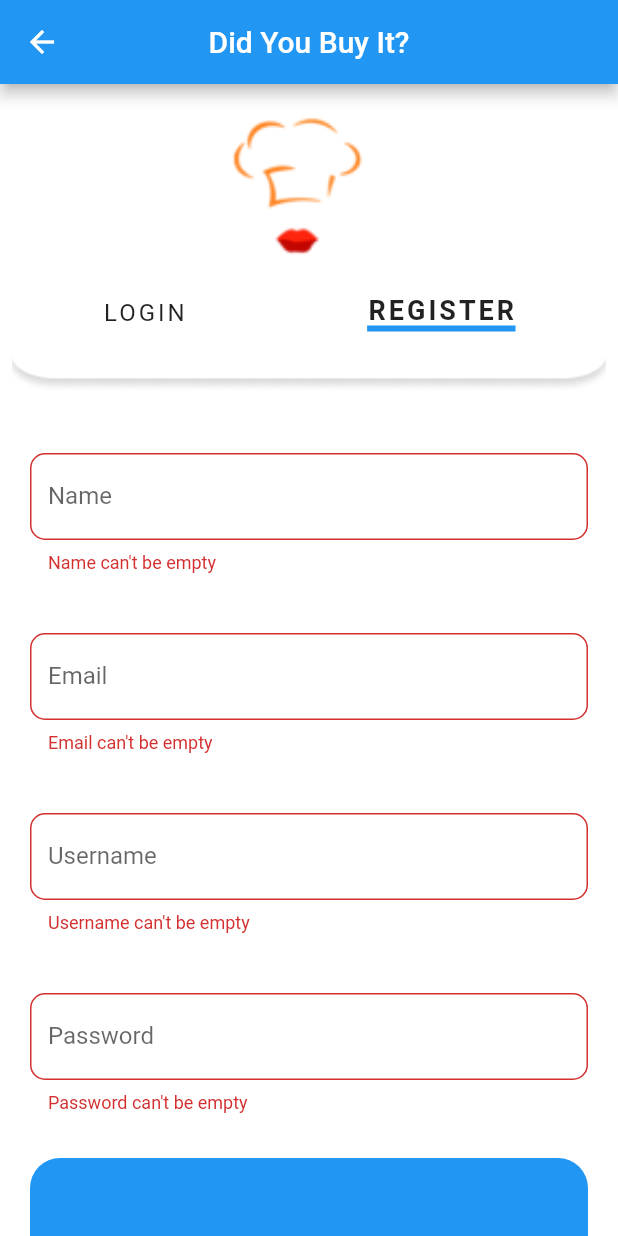
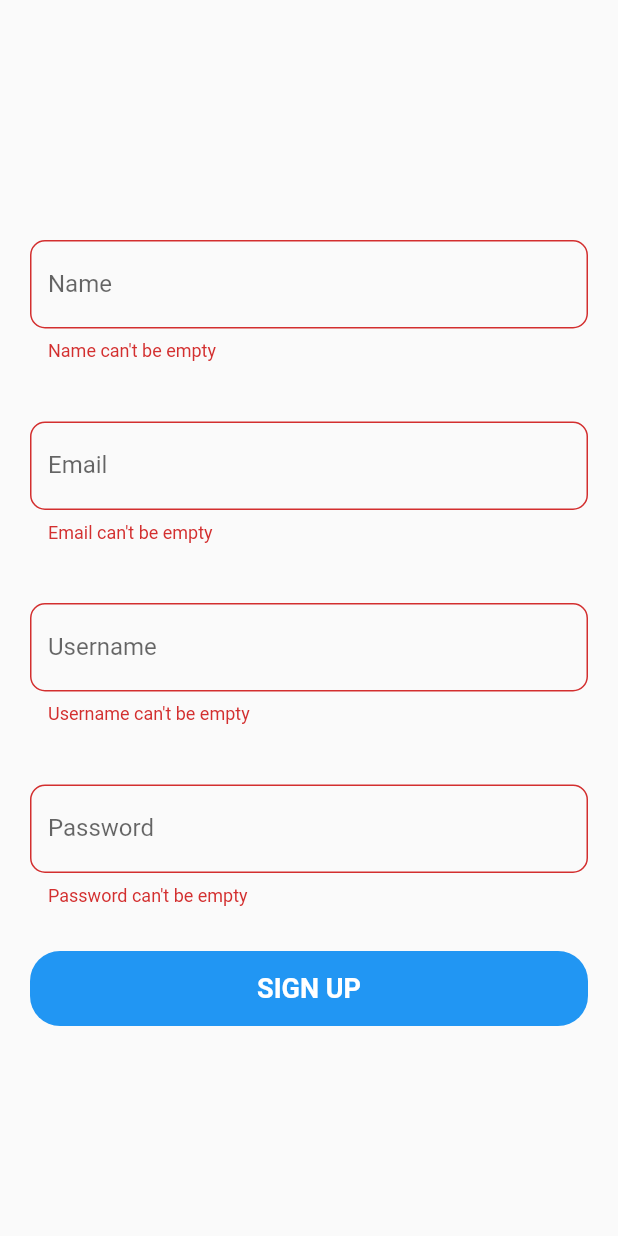
Before and after one commit to gigili/did-you-buy-it-flutter, a Flutter app: the RegisterScreen screen opened directly, after a tap on "SIGN UP", on a phone screen of 412 x 824 dp. Run offline on Flutter 3.47's test engine with Material 2 defaults, Android fonts, the phone set to English and light mode, and no system bars.

Commit message:
Refactor login and register screens

```diff
--- a/lib/form/auth/login_form.dart
+++ b/lib/form/auth/login_form.dart
@@ -13,9 +13,12 @@ class _LoginFormState extends State<LoginForm> {
 
   @override
   Widget build(BuildContext context) {
-    return Form(
+    return Expanded(
+      flex: 75,
+      child: Form(
         key: _formKey,
         child: Center(
+          child: SingleChildScrollView(
             child: Column(
               mainAxisAlignment: MainAxisAlignment.center,
               children: [
@@ -70,6 +73,8 @@ class _LoginFormState extends State<LoginForm> {
               ],
             ),
           ),
+        ),
+      ),
     );
   }
 }
--- a/lib/form/auth/register_form.dart
+++ /dev/null
@@ -1,107 +0,0 @@
-import 'package:did_you_buy_it/widgets/rounded_button_widget.dart';
-import 'package:flutter/material.dart';
-
-import '../../constants.dart';
-
-class RegisterForm extends StatefulWidget {
-  const RegisterForm({Key? key}) : super(key: key);
-
-  @override
-  _RegisterFormState createState() => _RegisterFormState();
-}
-
-class _RegisterFormState extends State<RegisterForm> {
-  final _formKey = GlobalKey<FormState>();
-
-  @override
-  Widget build(BuildContext context) {
-    return Form(
-      key: _formKey,
-      child: SingleChildScrollView(
-        child: Column(
-          mainAxisSize: MainAxisSize.min,
-          mainAxisAlignment: MainAxisAlignment.center,
-          children: [
-            Container(
-              height: 120,
-              child: Padding(
-                padding: paddingMedium,
-                child: TextFormField(
-                  decoration: defaultInputDecoration("Name", "Name"),
-                  validator: (value) {
-                    if (value == null || value.isEmpty) {
-                      return "Name can't be empty";
-                    }
-                    return null;
-                  },
-                ),
-              ),
-            ),
-            Container(
-              height: 120,
-              child: Padding(
-                padding: paddingMedium,
-                child: TextFormField(
-                  decoration: defaultInputDecoration("Email", "Email"),
-                  validator: (value) {
-                    if (value == null || value.isEmpty) {
-                      return "Email can't be empty";
-                    }
-                    return null;
-                  },
-                ),
-              ),
-            ),
-            Container(
-              height: 120,
-              child: Padding(
-                padding: paddingMedium,
-                child: TextFormField(
-                  decoration: defaultInputDecoration("Username", "Username"),
-                  validator: (value) {
-                    if (value == null || value.isEmpty) {
-                      return "Username can't be empty";
-                    }
-                    return null;
-                  },
-                ),
-              ),
-            ),
-            Container(
-              height: 120,
-              child: Padding(
-                padding: paddingMedium,
-                child: TextFormField(
-                  obscureText: true,
-                  decoration: defaultInputDecoration("Password", "Password"),
-                  validator: (value) {
-                    if (value == null || value.isEmpty) {
-                      return "Password can't be empty";
-                    }
-                    return null;
-                  },
-                ),
-              ),
-            ),
-            Container(
-              height: 10,
-              child: SizedBox(height: 10),
-            ),
-            Container(
-              height: 120,
-              child: RoundedButtonWidget(
-                label: "SIGN UP",
-                onPress: () {
-                  if (_formKey.currentState!.validate()) {
-                    ScaffoldMessenger.of(context)
-                        .showSnackBar(SnackBar(content: Text('Processing Data')));
-                  }
-                },
-              ),
-            ),
-          ],
-        ),
-      ),
-    );
-  }
-}
--- a/lib/main.dart
+++ b/lib/main.dart
@@ -1,10 +1,31 @@
-import 'package:did_you_buy_it/screens/login_screen.dart';
+import 'package:did_you_buy_it/screens/auth/login_screen.dart';
+import 'package:did_you_buy_it/screens/auth/register_screen.dart';
 import 'package:flutter/material.dart';
 
 void main() => runApp(
       MaterialApp(
         debugShowCheckedModeBanner: false,
         title: "Did You Buy It?",
-        home: LoginScreen(),
+        home: DefaultTabController(
+          length: 2,
+          initialIndex: 1,
+          child: Scaffold(
+            appBar: AppBar(
+              title: const Text("Did You Buy It?"),
+              bottom: TabBar(
+                tabs: [
+                  Tab(text: "Login"),
+                  Tab(text: "Register"),
+                ],
+              ),
+            ),
+            body: TabBarView(
+              children: [
+                LoginScreen(),
+                RegisterScreen(),
+              ],
+            ),
+          ),
+        ),
       ),
     );
--- /dev/null
+++ b/lib/screens/auth/login_screen.dart
@@ -0,0 +1,35 @@
+import 'package:did_you_buy_it/form/auth/login_form.dart';
+import 'package:flutter/material.dart';
+
+class LoginScreen extends StatefulWidget {
+  @override
+  _LoginScreenState createState() => _LoginScreenState();
+}
+
+class _LoginScreenState extends State<LoginScreen> {
+  @override
+  Widget build(BuildContext context) {
+    return Scaffold(
+      resizeToAvoidBottomInset: false,
+      body: Column(
+        children: [
+          LoginForm(),
+          Spacer(flex: 12),
+          Divider(thickness: 2),
+          Container(
+            child: Center(
+              child: Padding(
+                padding: const EdgeInsets.fromLTRB(0, 10, 0, 10),
+                child: Text(
+                  "Forgot password?",
+                  style: TextStyle(fontSize: 16, color: Colors.blue),
+                ),
+              ),
+            ),
+          ),
+          Spacer(flex: 1),
+        ],
+      ),
+    );
+  }
+}
--- /dev/null
+++ b/lib/screens/auth/register_screen.dart
@@ -0,0 +1,106 @@
+import 'package:did_you_buy_it/widgets/rounded_button_widget.dart';
+import 'package:flutter/cupertino.dart';
+import 'package:flutter/material.dart';
+
+import '../../constants.dart';
+
+class RegisterScreen extends StatefulWidget {
+  @override
+  _RegisterScreenState createState() => _RegisterScreenState();
+}
+
+class _RegisterScreenState extends State<RegisterScreen> {
+  final _formKey = GlobalKey<FormState>();
+
+  @override
+  Widget build(BuildContext context) {
+    return Scaffold(
+      resizeToAvoidBottomInset: false,
+      body: Center(
+        child: Form(
+          key: _formKey,
+          child: SingleChildScrollView(
+            child: Column(
+              children: [
+                Container(
+                  child: Padding(
+                    padding: paddingMedium,
+                    child: TextFormField(
+                      decoration: defaultInputDecoration("Name", "Name"),
+                      validator: (value) {
+                        if (value == null || value.isEmpty) {
+                          return "Name can't be empty";
+                        }
+                        return null;
+                      },
+                    ),
+                  ),
+                ),
+                Container(
+                  child: Padding(
+                    padding: paddingMedium,
+                    child: TextFormField(
+                      decoration: defaultInputDecoration("Email", "Email"),
+                      validator: (value) {
+                        if (value == null || value.isEmpty) {
+                          return "Email can't be empty";
+                        }
+                        return null;
+                      },
+                    ),
+                  ),
+                ),
+                Container(
+                  child: Padding(
+                    padding: paddingMedium,
+                    child: TextFormField(
+                      decoration:
+                          defaultInputDecoration("Username", "Username"),
+                      validator: (value) {
+                        if (value == null || value.isEmpty) {
+                          return "Username can't be empty";
+                        }
+                        return null;
+                      },
+                    ),
+                  ),
+                ),
+                Container(
+                  child: Padding(
+                    padding: paddingMedium,
+                    child: TextFormField(
+                      obscureText: true,
+                      decoration:
+                          defaultInputDecoration("Password", "Password"),
+                      validator: (value) {
+                        if (value == null || value.isEmpty) {
+                          return "Password can't be empty";
+                        }
+                        return null;
+                      },
+                    ),
+                  ),
+                ),
+                Container(
+                  height: 10,
+                  child: SizedBox(height: 10),
+                ),
+                Container(
+                  child: RoundedButtonWidget(
+                    label: "SIGN UP",
+                    onPress: () {
+                      if (_formKey.currentState!.validate()) {
+                        ScaffoldMessenger.of(context).showSnackBar(
+                            SnackBar(content: Text('Processing Data')));
+                      }
+                    },
+                  ),
+                ),
+              ],
+            ),
+          ),
+        ),
+      ),
+    );
+  }
+}
--- a/lib/screens/login_screen.dart
+++ /dev/null
@@ -1,44 +0,0 @@
-import 'package:did_you_buy_it/form/auth/login_form.dart';
-import 'package:did_you_buy_it/widgets/auth_app_bar.dart';
-import 'package:did_you_buy_it/widgets/auth_header.dart';
-import 'package:flutter/material.dart';
-
-class LoginScreen extends StatefulWidget {
-  @override
-  _LoginScreenState createState() => _LoginScreenState();
-}
-
-class _LoginScreenState extends State<LoginScreen> {
-  @override
-  Widget build(BuildContext context) {
-    return Scaffold(
-      resizeToAvoidBottomInset: false,
-      backgroundColor: Colors.grey[200],
-      appBar: authAppBar(),
-      body: Column(
-        children: [
-          Padding(
-            padding: EdgeInsets.fromLTRB(10, 0, 10, 20),
-            child: AuthHeader(isLogin: true),
-          ),
-          Spacer(flex: 6),
-          LoginForm(),
-          Spacer(flex: 12),
-          Divider(thickness: 3),
-          Container(
-            child: Center(
-              child: Padding(
-                padding: const EdgeInsets.fromLTRB(0, 10, 0, 10),
-                child: Text(
-                  "Forgot password?",
-                  style: TextStyle(fontSize: 16, color: Colors.blue),
-                ),
-              ),
-            ),
-          ),
-          Spacer(flex: 1),
-        ],
-      ),
-    );
-  }
-}
--- a/lib/screens/register_screen.dart
+++ /dev/null
@@ -1,32 +0,0 @@
-import 'package:did_you_buy_it/form/auth/register_form.dart';
-import 'package:did_you_buy_it/widgets/auth_app_bar.dart';
-import 'package:did_you_buy_it/widgets/auth_header.dart';
-import 'package:flutter/material.dart';
-import 'package:flutter/rendering.dart';
-
-class RegisterScreen extends StatefulWidget {
-  @override
-  _RegisterScreenState createState() => _RegisterScreenState();
-}
-
-class _RegisterScreenState extends State<RegisterScreen> {
-  @override
-  Widget build(BuildContext context) {
-    var keyboardHeight = MediaQuery.of(context).viewInsets.bottom;
-    return Scaffold(
-      resizeToAvoidBottomInset: false,
-      backgroundColor: Colors.white,
-      appBar: authAppBar(),
-      body: Column(
-        children: [
-          Padding(
-            padding: EdgeInsets.fromLTRB(8, 0, 8, 20),
-            child: AuthHeader(isLogin: false),
-          ),
-          RegisterForm(),
-          Spacer(flex: 1),
-        ],
-      ),
-    );
-  }
-}
--- a/lib/widgets/auth_app_bar.dart
+++ /dev/null
@@ -1,8 +0,0 @@
-import 'package:flutter/material.dart';
-
-PreferredSizeWidget authAppBar() {
-  return AppBar(
-    title: Text("Did You Buy It?"),
-    centerTitle: true,
-  );
-}
--- a/lib/widgets/auth_header.dart
+++ /dev/null
@@ -1,85 +0,0 @@
-import 'package:did_you_buy_it/constants.dart';
-import 'package:did_you_buy_it/screens/login_screen.dart';
-import 'package:did_you_buy_it/screens/register_screen.dart';
-import 'package:flutter/cupertino.dart';
-import 'package:flutter/material.dart';
-
-class AuthHeader extends StatefulWidget {
-  final bool isLogin;
-
-  const AuthHeader({Key? key, required this.isLogin}) : super(key: key);
-
-  @override
-  _AuthHeaderState createState() => _AuthHeaderState();
-}
-
-class _AuthHeaderState extends State<AuthHeader> {
-  @override
-  Widget build(BuildContext context) {
-    return SafeArea(
-      child: Column(
-        crossAxisAlignment: CrossAxisAlignment.start,
-        children: [
-          Container(
-            height: MediaQuery.of(context).size.height * 0.25,
-            child: Stack(
-              children: [
-                Container(
-                  decoration: BoxDecoration(
-                    image: DecorationImage(
-                      fit: BoxFit.fill,
-                      image: AssetImage("assets/images/header_background.png"),
-                    ),
-                  ),
-                ),
-                Column(
-                  children: [
-                    Padding(
-                      padding: const EdgeInsets.all(10.0),
-                      child: Image(
-                        fit: BoxFit.fill,
-                        image: AssetImage("assets/images/app_logo.png"),
-                        height: 120,
-                      ),
-                    ),
-                    Row(
-                      crossAxisAlignment: CrossAxisAlignment.center,
-                      mainAxisAlignment: MainAxisAlignment.spaceAround,
-                      children: [
-                        Container(
-                          decoration: widget.isLogin ? underlineBoxDecoration : null,
-                          child: Text(
-                            "LOGIN",
-                            style: widget.isLogin ? primaryElementStyle : secondaryElementStyle,
-                          ),
-                        ),
-                        GestureDetector(
-                          onTap: () {
-                            if(widget.isLogin) {
-                              Navigator.push(
-                                context,
-                                MaterialPageRoute(builder: (context) => RegisterScreen()),
-                              );
-                            }
-                          },
-                          child: Container(
-                            decoration: !widget.isLogin ? underlineBoxDecoration : null,
-                            child: Text(
-                              "REGISTER",
-                              style: !widget.isLogin ? primaryElementStyle : secondaryElementStyle,
-                            ),
-                          ),
-                        ),
-                      ],
-                    ),
-                    Spacer(flex: 1),
-                  ],
-                ),
-              ],
-            ),
-          )
-        ],
-      ),
-    );
-  }
-}
```
Also changed, not shown: 1 other file. Lines whose indentation alone changed are shown as unchanged.
